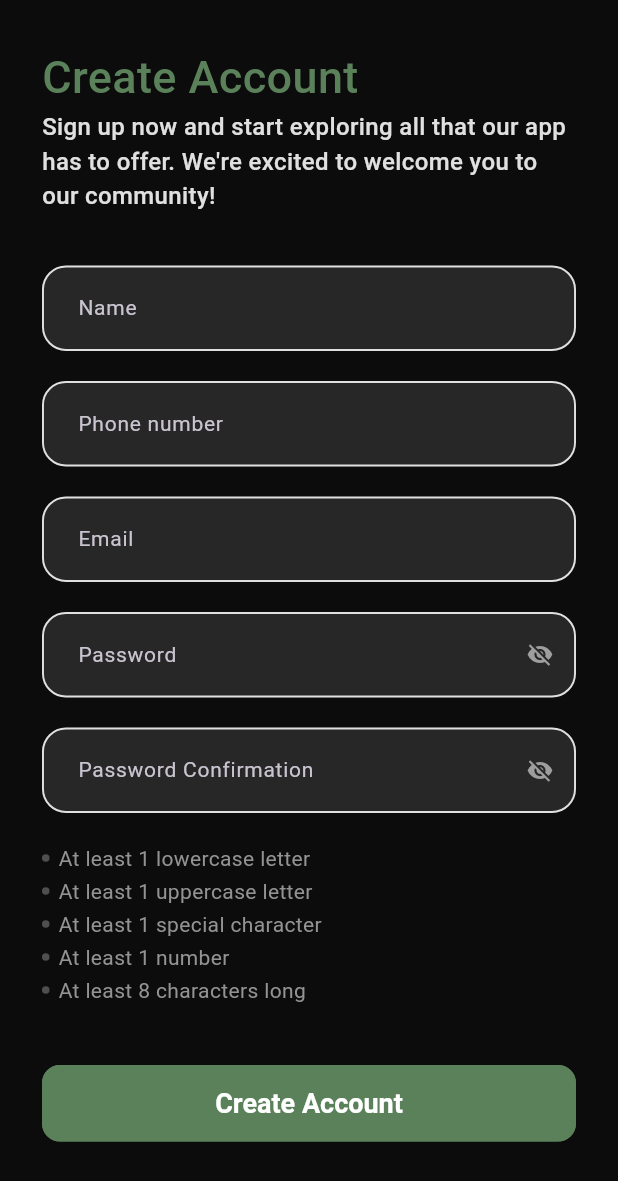
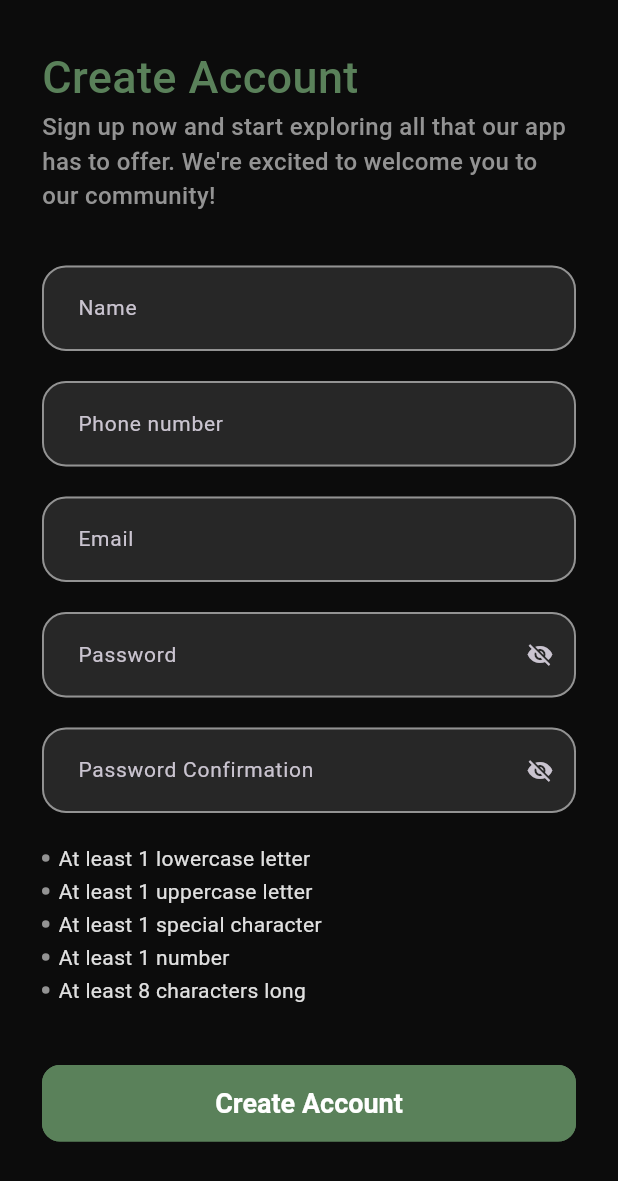
Before and after one commit to mjaber5/Qanoni-App, a Flutter app: the SignupView screen opened by its route, on a phone screen of 412 x 824 dp. Shown: the top 1181 px of the screen. Run offline on Flutter 3.47's test engine with Material 3 defaults, Android fonts, the phone set to English and light mode, and no system bars; our stand-ins replace cloud_firestore, equatable, firebase_auth, firebase_core, font_awesome_flutter, go_router and 3 more; accounts and stored records are empty; network calls fail; Roboto replaces fonts that are missing (Poppins).

Commit message:
change theme on signup view on password validation and add text on text repo

```diff
--- a/lib/core/bloc_observer.dart
+++ /dev/null
@@ -1,19 +0,0 @@
-import 'dart:developer';
-
-import 'package:bloc/bloc.dart';
-
-class SimpleBlocOvserver extends BlocObserver {
-  @override
-  void onTransition(Bloc bloc, Transition transition) {
-    super.onTransition(bloc, transition);
-
-    log(transition.toString());
-  }
-
-  @override
-  void onChange(BlocBase bloc, Change change) {
-    super.onChange(bloc, change);
-
-    log(change.toString());
-  }
-}
--- a/lib/core/utils/constants/api_constants.dart
+++ /dev/null
@@ -1,3 +0,0 @@
-class ApiConstants {
-  static const String qSecretAPIKey = '';
-}
--- a/lib/core/utils/constants/enums.dart
+++ /dev/null
@@ -1,3 +0,0 @@
-enum TextSizes { small, medium, large }
-
-enum OrderStatus { processing, shipped, delivered }
--- a/lib/core/utils/constants/text_strings.dart
+++ b/lib/core/utils/constants/text_strings.dart
@@ -34,6 +34,16 @@ class QTexts {
   static const String signupPrivacyPolicy = ' Privacy Policy';
   static const String signupAboutApp =
       'Sign up now and start exploring all that our app has to offer. We\'re excited to welcome you to our community!';
+  static const String signupPasswordValidationAtLeastOneLowerCaseLetter =
+      'At least 1 lowercase letter';
+  static const String signupPasswordValidationAtLeastOneUpperCaseLetter =
+      'At least 1 uppercase letter';
+  static const String signupPasswordValidationAtLeastOneSpecialCharacter =
+      'At least 1 special character';
+  static const String signupPasswordValidationAtLeastOneNumber =
+      'At least 1 number';
+  static const String signupPasswordValidationAtLeastEightCharactersLong =
+      'At least 8 characters long';
 
   // -- Home
   static const String homeAppbarTitle = 'Home';
--- a/lib/core/utils/theme/theme.dart
+++ b/lib/core/utils/theme/theme.dart
@@ -4,7 +4,6 @@ import 'package:qanoni/core/utils/theme/custom_themes/checkbox_theme.dart';
 import 'package:qanoni/core/utils/theme/custom_themes/chip_theme.dart';
 import 'package:qanoni/core/utils/theme/custom_themes/elevated_button_theme.dart';
 import 'package:qanoni/core/utils/theme/custom_themes/outlined_button_theme.dart';
-import 'package:qanoni/core/utils/theme/custom_themes/text_field_theme.dart';
 import 'package:qanoni/core/utils/theme/custom_themes/text_theme.dart';
 
 class QAppTheme {
@@ -20,7 +19,6 @@ class QAppTheme {
     elevatedButtonTheme: QElevatedButtonTheme.lightElevatedButtonTheme,
     chipTheme: QChipTheme.lightChipTheme,
     outlinedButtonTheme: QOutLinedButtonTheme.lightOutlinedButtonTheme,
-    inputDecorationTheme: QTextFormFieldTheme.lightInputDecorationTheme,
     checkboxTheme: QCheckboxTheme.lightCheckboxTheme,
   );
   static ThemeData darkTheme = ThemeData(
@@ -33,7 +31,6 @@ class QAppTheme {
     elevatedButtonTheme: QElevatedButtonTheme.darkElevatedButtonTheme,
     chipTheme: QChipTheme.darkChipTheme,
     outlinedButtonTheme: QOutLinedButtonTheme.darkOutlinedButtonTheme,
-    inputDecorationTheme: QTextFormFieldTheme.darkInputDecorationTheme,
     checkboxTheme: QCheckboxTheme.darkCheckboxTheme,
   );
 }
--- a/lib/core/widgets/app_text_form_field.dart
+++ b/lib/core/widgets/app_text_form_field.dart
@@ -52,7 +52,7 @@ class AppTextFormField extends StatelessWidget {
         enabledBorder: enabledBorder ??
             OutlineInputBorder(
               borderSide: const BorderSide(
-                color: QColors.grey,
+                color: QColors.darkGrey,
                 width: 1.3,
               ),
               borderRadius: BorderRadius.circular(16.0),
--- a/lib/features/authentication/login/presentation/views/login_widgets/login_text_about_app.dart
+++ b/lib/features/authentication/login/presentation/views/login_widgets/login_text_about_app.dart
@@ -20,7 +20,7 @@ class LoginTextAboutApp extends StatelessWidget {
         Text(
           QTexts.loginAboutApp,
           style: Styles.textStyle16.copyWith(
-            color: isLight ? QColors.grey : QColors.darkGrey,
+            color: isLight ? QColors.darkGrey : QColors.darkerGrey,
           ),
         ),
       ],
--- a/lib/features/authentication/signup/presentation/views/signup_widgets/signup_password_condition_stronger.dart
+++ b/lib/features/authentication/signup/presentation/views/signup_widgets/signup_password_condition_stronger.dart
@@ -1,6 +1,7 @@
 import 'package:flutter/material.dart';
 import 'package:provider/provider.dart';
 import 'package:qanoni/core/utils/constants/colors.dart';
+import 'package:qanoni/core/utils/constants/text_strings.dart';
 import 'package:qanoni/core/utils/styles.dart';
 import 'package:qanoni/core/utils/theme/change_theme_notifire.dart';
 
@@ -28,18 +29,27 @@ class SignupPasswordValidations extends StatelessWidget {
       child: Column(
         children: [
           buildValidationRow(
-              'At least 1 lowercase letter', hasLowerCase, isLight),
+              QTexts.signupPasswordValidationAtLeastOneLowerCaseLetter,
+              hasLowerCase,
+              isLight),
           const SizedBox(height: 2),
           buildValidationRow(
-              'At least 1 uppercase letter', hasUpperCase, isLight),
+              QTexts.signupPasswordValidationAtLeastOneUpperCaseLetter,
+              hasUpperCase,
+              isLight),
           const SizedBox(height: 2),
           buildValidationRow(
-              'At least 1 special character', hasSpecialCharacters, isLight),
+              QTexts.signupPasswordValidationAtLeastOneSpecialCharacter,
+              hasSpecialCharacters,
+              isLight),
           const SizedBox(height: 2),
-          buildValidationRow('At least 1 number', hasNumber, isLight),
+          buildValidationRow(QTexts.signupPasswordValidationAtLeastOneNumber,
+              hasNumber, isLight),
           const SizedBox(height: 2),
           buildValidationRow(
-              'At least 8 characters long', hasMinLength, isLight),
+              QTexts.signupPasswordValidationAtLeastEightCharactersLong,
+              hasMinLength,
+              isLight),
         ],
       ),
     );
@@ -50,7 +60,7 @@ class SignupPasswordValidations extends StatelessWidget {
       children: [
         CircleAvatar(
           radius: 2.5,
-          backgroundColor: isLight ? QColors.darkerGrey : QColors.darkGrey,
+          backgroundColor: isLight ? QColors.darkGrey : QColors.darkerGrey,
         ),
         const SizedBox(width: 6),
         Text(
@@ -59,7 +69,13 @@ class SignupPasswordValidations extends StatelessWidget {
             decoration: hasValidated ? TextDecoration.lineThrough : null,
             decorationColor: Colors.green,
             decorationThickness: 2,
-            color: hasValidated ? QColors.darkerGrey : QColors.darkGrey,
+            color: isLight
+                ? hasValidated
+                    ? QColors.darkGrey
+                    : QColors.grey
+                : hasValidated
+                    ? QColors.darkGrey
+                    : QColors.darkerGrey,
           ),
         )
       ],
--- a/lib/features/authentication/signup/presentation/views/signup_widgets/signup_text_about_app.dart
+++ b/lib/features/authentication/signup/presentation/views/signup_widgets/signup_text_about_app.dart
@@ -18,7 +18,7 @@ class SignupTextAboutApp extends StatelessWidget {
         Text(
           QTexts.signupAboutApp,
           style: Styles.textStyle16.copyWith(
-            color: isLight ? QColors.grey : QColors.darkGrey,
+            color: isLight ? QColors.darkGrey : QColors.darkerGrey,
           ),
         ),
       ],
--- a/packages/user_repository/pubspec.yaml
+++ b/packages/user_repository/pubspec.yaml
@@ -7,9 +7,9 @@ environment:
   sdk: '>=3.4.4 <4.0.0'
 
 dependencies:
-  cloud_firestore: ^5.3.0
-  equatable: ^2.0.5
-  firebase_auth: ^5.2.0
+  # cloud_firestore: ^5.3.0
+  # equatable: ^2.0.5
+  # firebase_auth: ^5.2.0
   flutter:
     sdk: flutter
 
```
Also changed, not shown: lib/core/utils/constants/aceapt_page.dart (+12 -6 lines).
